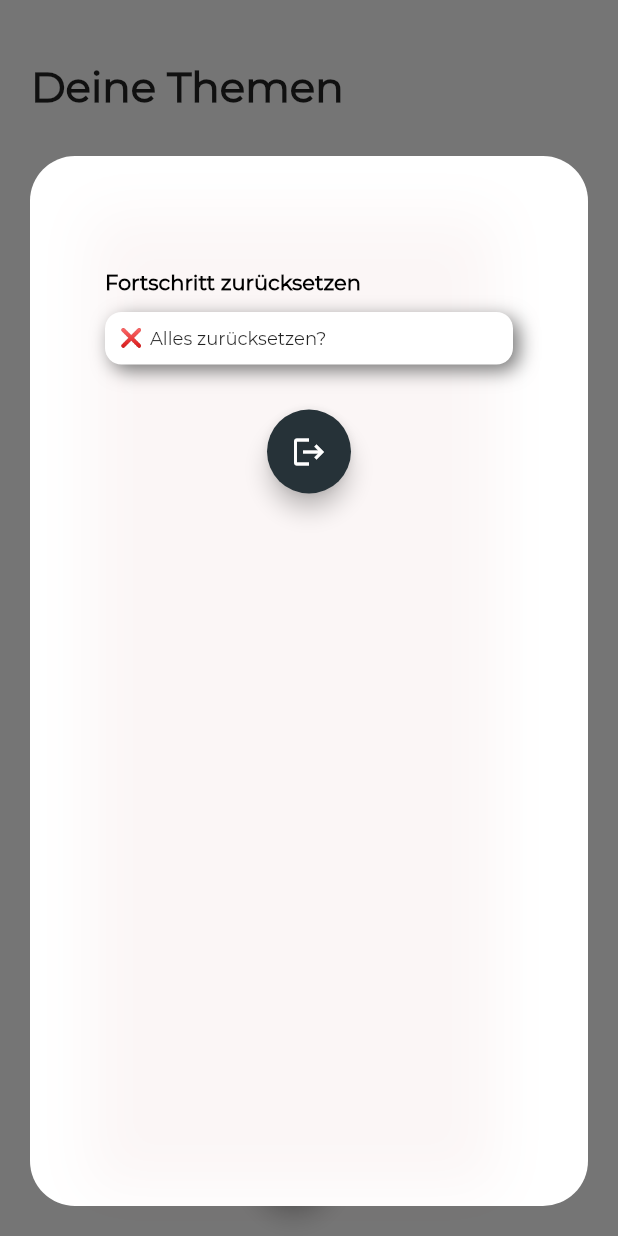
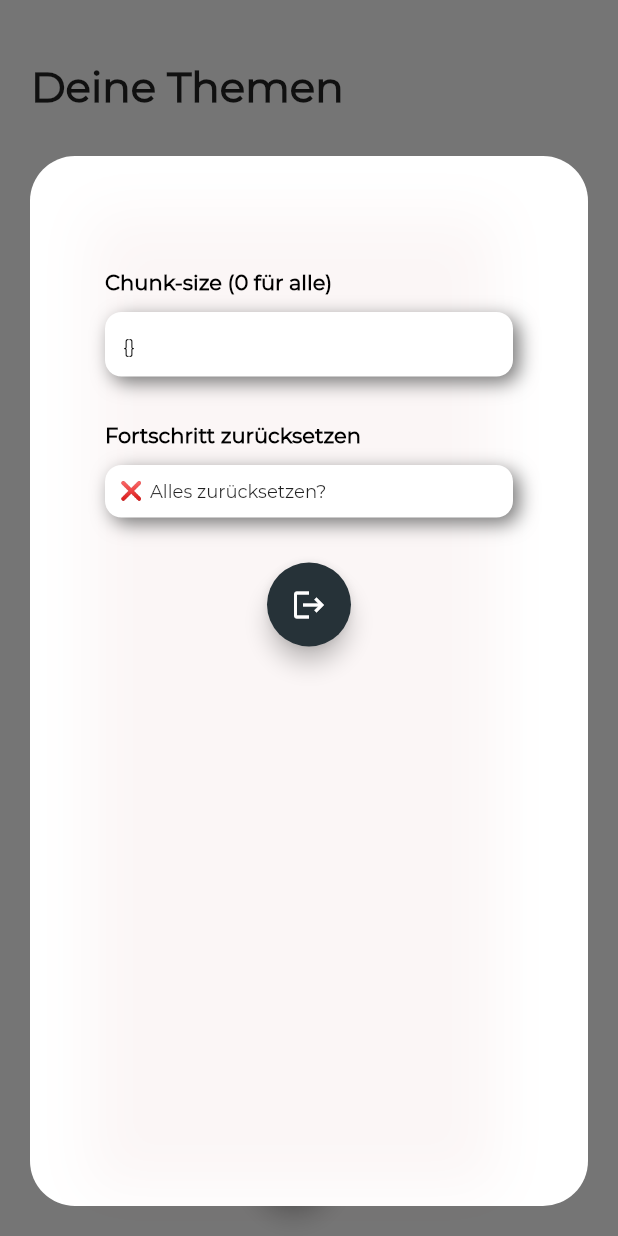
Before and after one commit to HannHank/Vocablii, a Flutter app: the Home screen opened by its route, after a tap on the "settings" icon, on a phone screen of 412 x 824 dp. Run offline on Flutter 3.47's test engine with Material 2 defaults, Android fonts, the light colour scheme and no system bars; our stand-ins replace assets_audio_player, cloud_firestore, firebase_auth, firebase_core, firebase_storage, flutter_markdown and 1 more; missing offline and left inert: autocomplete_textfield, flutter_statusbarcolor; accounts and stored records are empty; network calls fail; statements that could not run were skipped; project files that could hold a hidden picture were left out.

Commit message:
added chunkSize to settings

```diff
--- a/lib/auth/auth.dart
+++ b/lib/auth/auth.dart
@@ -52,6 +52,7 @@ class AuthenticationService {
           .set({
             'name': email,
             'admin': false,
+            'chunkSize':0,
             'class': {},
 
           });
--- a/lib/components/nav.dart
+++ b/lib/components/nav.dart
@@ -4,6 +4,7 @@ import 'package:Vocablii/auth/auth.dart';
 import 'package:cloud_firestore/cloud_firestore.dart';
 import 'InputField.dart';
 import 'package:Vocablii/home.dart';
+import 'package:flutter/services.dart';
 
 class Nav extends StatefulWidget {
   final AuthenticationService auth;
@@ -17,6 +18,7 @@ class Nav extends StatefulWidget {
 class _NavState extends State<Nav> {
   final AuthenticationService auth;
   CollectionReference users = FirebaseFirestore.instance.collection('users');
+  final chunk = TextEditingController();
   _NavState(this.auth);
 
   Map settings;
@@ -29,7 +31,16 @@ class _NavState extends State<Nav> {
       return '⛔';
     }
   }
-
+  getChunkSize()async{
+    await users.doc(auth.currentUser().uid).get().then((snapshot) => {
+      chunk.text = snapshot.data()['chunkSize'].toString()
+    });
+  }
+  onSubmitted(chunkSize)async{
+    await users.doc(auth.currentUser().uid).update({'chunkSize':int.parse(chunkSize.trim())});
+    widget.refresh.currentState.show();
+    Navigator.pop(context);
+  }
   deleteProgress() async {
     showDialog(
         context: context,
@@ -66,11 +77,10 @@ class _NavState extends State<Nav> {
   }
 
   @override
-  void initState() {
+  void initState(){
     super.initState();
-
+    getChunkSize();
     settings = {'show_answerd': true, 'audio': true, 'audio_over_wifi': false};
-
     settings.forEach((key, value) {
       emojis.add(emoji(value));
     });
@@ -149,17 +159,17 @@ class _NavState extends State<Nav> {
                                           //   });
                                           // }),
                                           // // change user name
-                                          // Container(
-                                          //   margin: EdgeInsets.only(top: 25, bottom: 7),
-                                          //   child: Text(
-                                          //     'Nutzernamen ändern',
-                                          //     style: TextStyle(
-                                          //         color: Colors.black,
-                                          //         fontWeight: FontWeight.w700,
-                                          //         fontSize: 14),
-                                          //   ),
-                                          // ),
-                                          // basicForm("Nutzername", 12.0, "wrong",false,1,null),
+                                          Container(
+                                            margin: EdgeInsets.only(top: 25, bottom: 7),
+                                            child: Text(
+                                              'Chunk-size (0 für alle)',
+                                              style: TextStyle(
+                                                  color: Colors.black,
+                                                  fontWeight: FontWeight.w700,
+                                                  fontSize: 14),
+                                            ),
+                                          ),
+                                          basicFormChunk("", 12.0, "wrong",false,1,chunk,onSubmitted),
                                           // // change user name
                                           // Container(
                                           //   margin: EdgeInsets.only(top: 25, bottom: 7),
@@ -187,6 +197,7 @@ class _NavState extends State<Nav> {
                                                   fontSize: 14),
                                             ),
                                           ),
+
                                           settingButton(
                                               '❌', 'Alles zurücksetzen?', () {
                                             deleteProgress();
@@ -214,3 +225,45 @@ class _NavState extends State<Nav> {
     );
   }
 }
+
+
+Widget basicFormChunk(String name, double fontSize, String errmsg, bool _obscureText,dynamic _maxLine,
+    TextEditingController controller,Function onSubmitted) {
+    return Container(
+      margin: EdgeInsets.only(top: 5, bottom: 5),
+      decoration: BoxDecoration(
+          color: Colors.white,
+          borderRadius: BorderRadius.circular(11),
+          boxShadow: [
+            BoxShadow(
+                color: Colors.grey[600], blurRadius: 10, offset: Offset(4, 4)),
+          ]),
+      child: Padding(
+        padding: EdgeInsets.all(2),
+              child: TextField(
+          controller: controller,
+          onSubmitted: onSubmitted,
+                      keyboardType: TextInputType.number,
+            inputFormatters: <TextInputFormatter>[
+    FilteringTextInputFormatter.digitsOnly
+],
+          decoration: InputDecoration(
+              isDense: true,
+              counterText: "",
+              contentPadding: EdgeInsets.all(10.0),
+              filled: true,
+              fillColor: Colors.white,
+              border: OutlineInputBorder(
+                borderRadius: new BorderRadius.circular(10.0),
+                borderSide: BorderSide.none,
+              ),
+              hintText: name),
+          textAlign: TextAlign.start,
+          maxLines: _maxLine,
+          maxLength: null,
+          style: TextStyle(fontSize: fontSize, height: 1.6, color: Colors.black),
+          obscureText: _obscureText
+          // controller: _locationNameTextController,
+        ),
+      ));
+}
--- a/lib/home.dart
+++ b/lib/home.dart
@@ -31,6 +31,7 @@ class _Home extends State<Home> {
   Map userStateVoc = {};
   bool show = false;
   bool admin = false;
+  int chunkSize = 0;
   getTopics(userStateVoc) {
     topics.get().then((QuerySnapshot querySnapshot) => {
           querySnapshot.docs.forEach((doc) {
@@ -64,6 +65,8 @@ class _Home extends State<Home> {
     await initialiseUserLernState(auth.currentUser()).then((data) => {
           setState(() {
             userStateVoc = data;
+            chunkSize = userStateVoc['chunkSize'];
+            print("chunkSize: " + chunkSize.toString());
             show = true;
             admin = userStateVoc['admin'];
           }),
@@ -135,6 +138,7 @@ class _Home extends State<Home> {
                                                 }
                                               },
                                         'user': {'user': auth.currentUser()},
+                                        'chunkSize':{'chunkSize':chunkSize},
                                         'databaseTitle': {
                                           'databaseTitle':
                                               topicData.keys.toList()[index]
@@ -178,6 +182,7 @@ class _Home extends State<Home> {
                                                 'user': {
                                                   'user': auth.currentUser()
                                                 },
+                                                'chunkSize':{'chunkSize':chunkSize},
                                                 'databaseTitle': {
                                                   'databaseTitle': topicData
                                                       .keys
@@ -247,6 +252,7 @@ class _Home extends State<Home> {
                                                   'user': {
                                                     'user': auth.currentUser()
                                                   },
+                                                  'chunkSize':{'chunkSize':chunkSize},
                                                   'databaseTitle': {
                                                     'databaseTitle': topicData
                                                         .keys
--- a/lib/pages/vocabulary.dart
+++ b/lib/pages/vocabulary.dart
@@ -70,7 +70,7 @@ class _Trainer extends State<Trainer> {
               args['userStateVoc'],
               args['user']['user'],
               args.keys.toList()[0].toString(),
-              args['databaseTitle']['databaseTitle'])),
+              args['databaseTitle']['databaseTitle'],args['chunkSize']['chunkSize'])),
          ])
         ));
   }
@@ -85,8 +85,9 @@ class CardStack extends StatefulWidget {
   final User user;
   final String title;
   final String databaseTitle;
+  final int chunkSize;
   CardStack(
-      this.voc, this.userStateVoc, this.user, this.title, this.databaseTitle);
+      this.voc, this.userStateVoc, this.user, this.title, this.databaseTitle, this.chunkSize);
   @override
   _CardStackState createState() => _CardStackState(voc);
 }
@@ -136,7 +137,7 @@ class _CardStackState extends State<CardStack>
     _moveAnim = Tween(begin: Offset(0.0, 0.05), end: Offset(0.0, 0.0))
         .animate(curvedAnimation);
 
-    cards = new List<VocCard>.generate(amount, (i) {
+    cards = new List<VocCard>.generate(widget.chunkSize != 0 && widget.chunkSize < amount ? widget.chunkSize:amount, (i) {
       return VocCard(
         remove:(){
           controller.forward().whenComplete(() {
--- a/pubspec.yaml
+++ b/pubspec.yaml
@@ -15,7 +15,7 @@
 # In iOS, build-name is used as CFBundleShortVersionString while build-number used as CFBundleVersion.
 # Read more about iOS versioning at
 # https://developer.apple.com/library/archive/documentation/General/Reference/InfoPlistKeyReference/Articles/CoreFoundationKeys.html
-version: 1.0.0+1
+version: 1.0.0+2
 
 environment:
   sdk: ">=2.7.0 <3.0.0"
```
Also changed, not shown: 3 other files.
